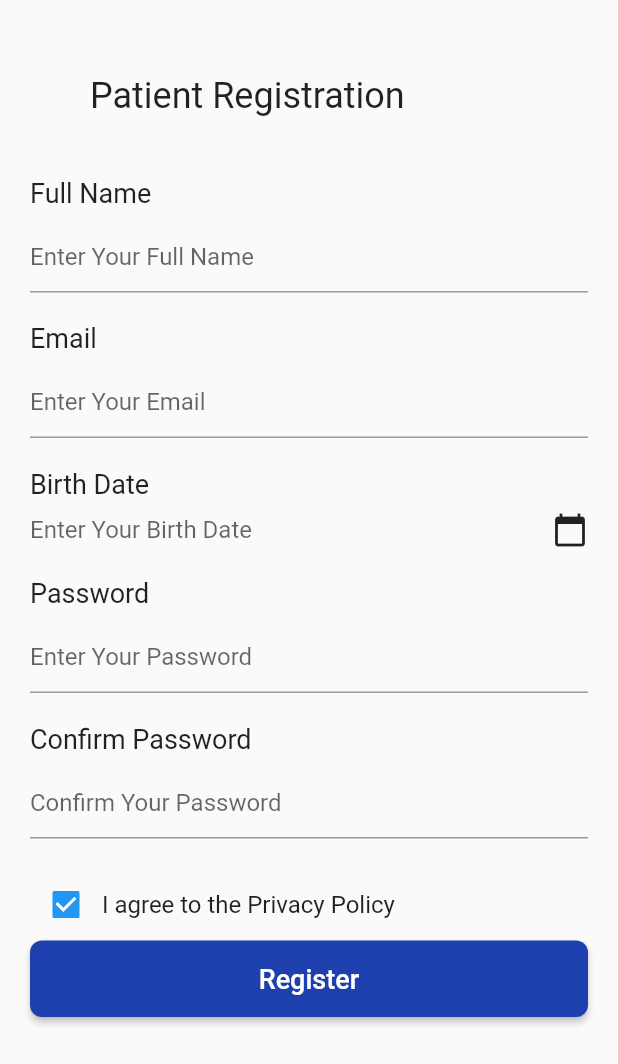
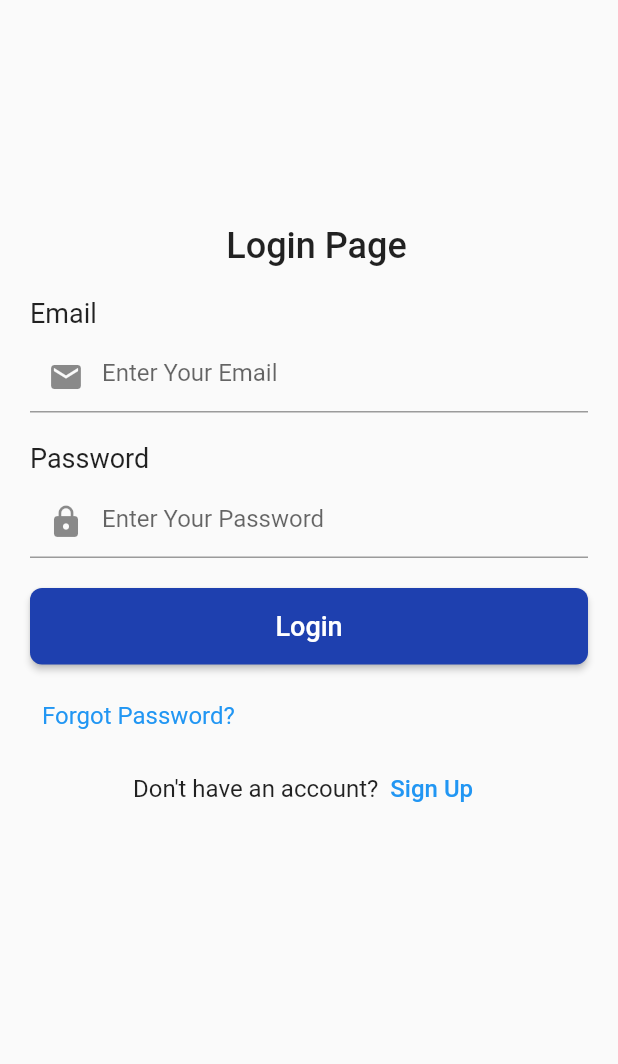
Before and after one commit to fufex3934/doctor-appointment, a Flutter app: the screen it shows after launch, on a phone screen of 412 x 824 dp. Shown: the top 1064 px of the screen. Run offline on Flutter 3.47's test engine with Material 2 defaults, Android fonts, the light colour scheme and no system bars; our stand-ins replace google_maps_flutter.

Commit message:
login page

```diff
--- a/lib/main.dart
+++ b/lib/main.dart
@@ -1,5 +1,5 @@
 import 'view/4Patient/patient_Registration.dart';
-
+import 'view/login_page.dart';
 import 'package:flutter/material.dart';
 import 'package:flutter/services.dart';
 
@@ -22,11 +22,12 @@ class MyApp extends StatelessWidget {
         primarySwatch: Colors.blue,
         visualDensity: VisualDensity.adaptivePlatformDensity,
       ),
-      initialRoute:PatientRegistration.routeName,
+      initialRoute: LoginPage.routeName,
       routes: {
         // '/': (context) => const SplashScreen(),
         // DoctorPage.routeName: (ctx) => const DoctorPage(),
-        PatientRegistration.routeName:(ctx)=>const PatientRegistration()
+        // PatientRegistration.routeName:(ctx)=>const PatientRegistration(),
+        LoginPage.routeName: (ctx) => LoginPage()
       },
     );
   }
--- a/lib/view/4Patient/patient_Registration.dart
+++ b/lib/view/4Patient/patient_Registration.dart
@@ -144,7 +144,7 @@ class _PatientRegistrationState extends State<PatientRegistration> {
                   Checkbox(
                     value: true, // Set the initial value here
                     onChanged: (bool? value) {
-                      // Add your checkbox logic here
+                      // Add  checkbox logic here
                     },
                   ),
                   const Text(
@@ -158,10 +158,10 @@ class _PatientRegistrationState extends State<PatientRegistration> {
               ),
               ElevatedButton(
                 onPressed: () {
-                  // Add your registration logic here
+                  // Add  registration logic here
                 },
                 style: ElevatedButton.styleFrom(
-                  backgroundColor: const Color(0xff1e40af), // Add your desired color
+                  backgroundColor: const Color(0xff1e40af),
                   shape: RoundedRectangleBorder(
                     borderRadius: BorderRadius.circular(8),
                   ),
--- /dev/null
+++ b/lib/view/login_page.dart
@@ -0,0 +1,132 @@
+import 'package:flutter/material.dart';
+
+class LoginPage extends StatelessWidget {
+  static const routeName = 'login';
+  const LoginPage({super.key});
+
+  @override
+  Widget build(BuildContext context) {
+    return Scaffold(
+      body: Padding(
+        padding: const EdgeInsets.symmetric(horizontal: 20.0, vertical: 50),
+        child: SingleChildScrollView(
+          child: SizedBox(
+            height:500,
+            child: Column(
+              crossAxisAlignment: CrossAxisAlignment.start,
+              children: [
+              const Center(
+                 child:  Padding(
+                    padding:  EdgeInsets.only(left:10,top:100),
+                    child:  Text(
+                      "Login Page",
+                      style: TextStyle(fontSize: 24, fontWeight: FontWeight.w500),
+                    ),
+                  ),
+               ),
+                const SizedBox(height: 20),
+                const Text(
+                  "Email",
+                  style: TextStyle(
+                    fontSize: 18.0,
+                    fontWeight: FontWeight.w400,
+                  ),
+                ),
+                const SizedBox(height: 8),
+                const TextField(
+                  keyboardType: TextInputType.emailAddress,
+                  decoration: InputDecoration(
+                    hintText: "Enter Your Email",
+                    prefixIcon:  Icon(Icons.email),
+
+                  ),
+                ),
+                const SizedBox(height: 20),
+                const Text(
+                  "Password",
+                  style: TextStyle(
+                    fontSize: 18.0,
+                    fontWeight: FontWeight.w400,
+                  ),
+                ),
+                const SizedBox(height: 8),
+                const TextField(
+                  obscureText: true,
+                  decoration: InputDecoration(
+                    hintText: "Enter Your Password",
+                    prefixIcon:  Icon(Icons.lock),
+
+                  ),
+                ),
+                const SizedBox(height: 20),
+                ElevatedButton(
+                  onPressed: () {
+                    // Add your login logic here
+                  },
+                  style: ElevatedButton.styleFrom(
+                    backgroundColor: const Color(0xff1e40af), // Set your desired background color
+                    shape: RoundedRectangleBorder(
+                      borderRadius: BorderRadius.circular(8),
+                    ),
+                  ),
+                  child: const Padding(
+                    padding: EdgeInsets.symmetric(vertical: 15),
+                    child: Center(
+                      child: Text(
+                        "Login",
+                        style: TextStyle(
+                          fontSize: 18,
+                          fontWeight: FontWeight.w500,
+                        ),
+                      ),
+                    ),
+                  ),
+                ),
+                const SizedBox(height: 10),
+                TextButton(
+                  onPressed: () {
+                    // Add  forgot password logic here
+                  },
+                  child: const Text(
+                    "Forgot Password?",
+                    style: TextStyle(
+                      color: Colors.blue,
+                      fontSize: 16,
+                      fontWeight: FontWeight.w400,
+                    ),
+                  ),
+                ),
+                const Spacer(),
+                Row(
+                  mainAxisAlignment: MainAxisAlignment.center,
+                  children: [
+                    const Text(
+                      "Don't have an account?",
+                      style: TextStyle(
+                        fontSize: 16,
+                        fontWeight: FontWeight.w400,
+                      ),
+                    ),
+                    TextButton(
+                      onPressed: () {
+                        // Add  registration logic here
+                      },
+                      child: const Text(
+                        "Sign Up",
+                        style: TextStyle(
+                          color: Colors.blue, // Set  desired color
+                          fontSize: 16,
+                          fontWeight: FontWeight.w500,
+                        ),
+                      ),
+                    ),
+                  ],
+                ),
+              ],
+            ),
+          ),
+        ),
+      ),
+    );
+  }
+}
```
